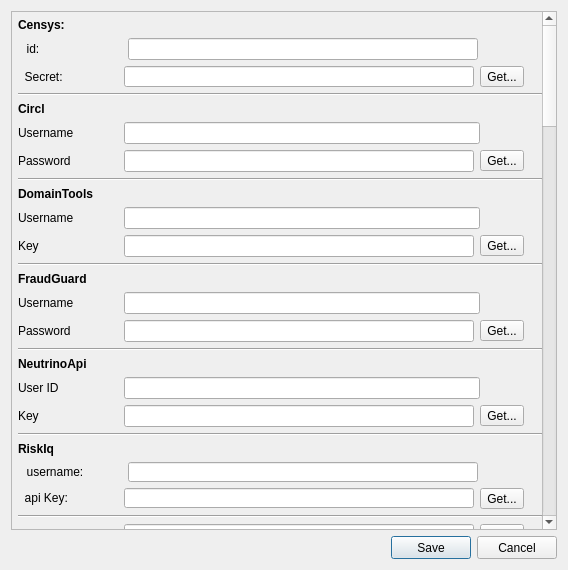
Qt form sub3suite/src/Dialogs/ApiKeysDialog.ui (3nock/OTE) before a commit.
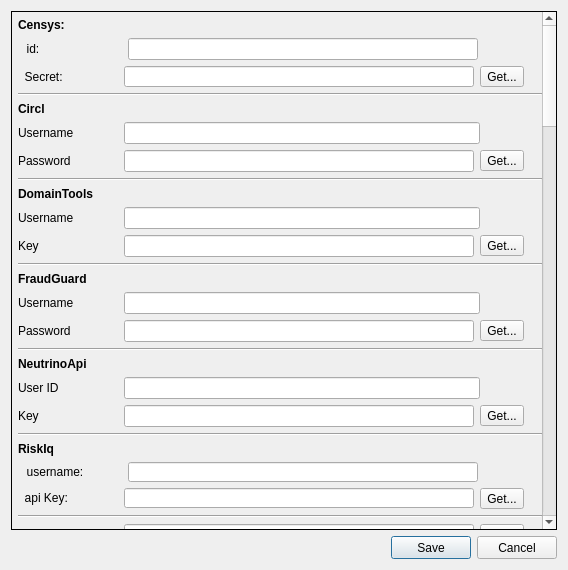
The same form after that commit.

The edit to the form file:
```diff
--- a/sub3suite/src/Dialogs/ApiKeysDialog.ui
+++ b/sub3suite/src/Dialogs/ApiKeysDialog.ui
@@ -40,6 +40,12 @@
      <property name="styleSheet">
       <string notr="true"/>
      </property>
+     <property name="frameShape">
+      <enum>QFrame::Box</enum>
+     </property>
+     <property name="frameShadow">
+      <enum>QFrame::Plain</enum>
+     </property>
      <property name="sizeAdjustPolicy">
       <enum>QAbstractScrollArea::AdjustToContents</enum>
      </property>
```
Left out of the diff: 26 changed lines with no effect on the pictures.
